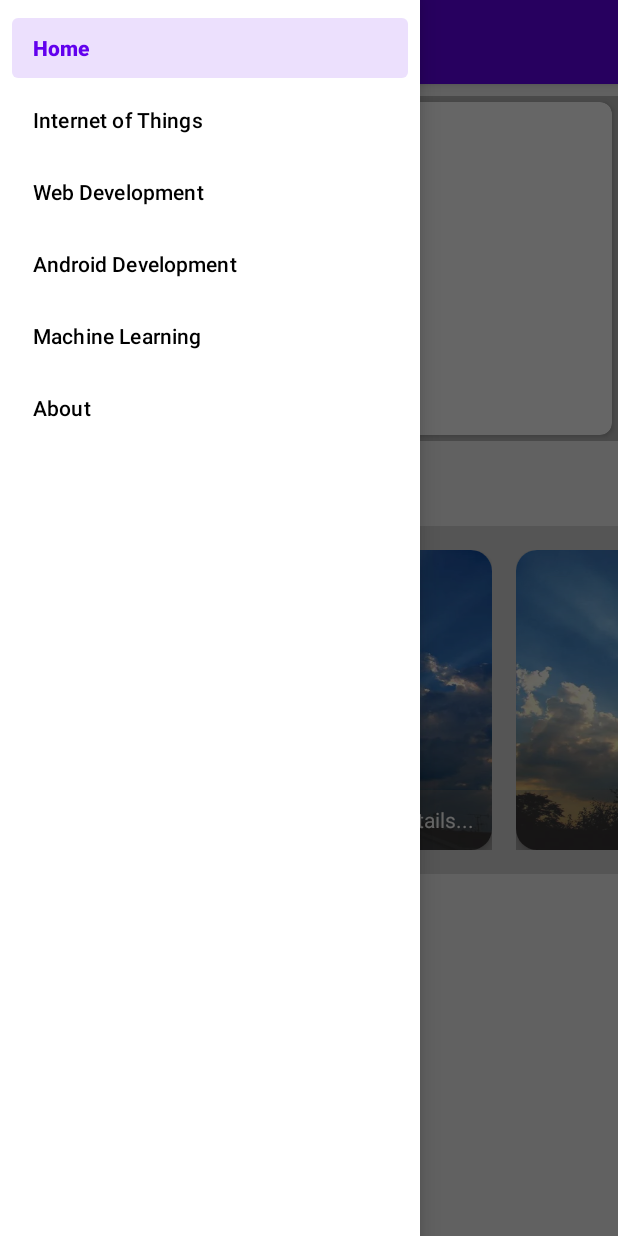
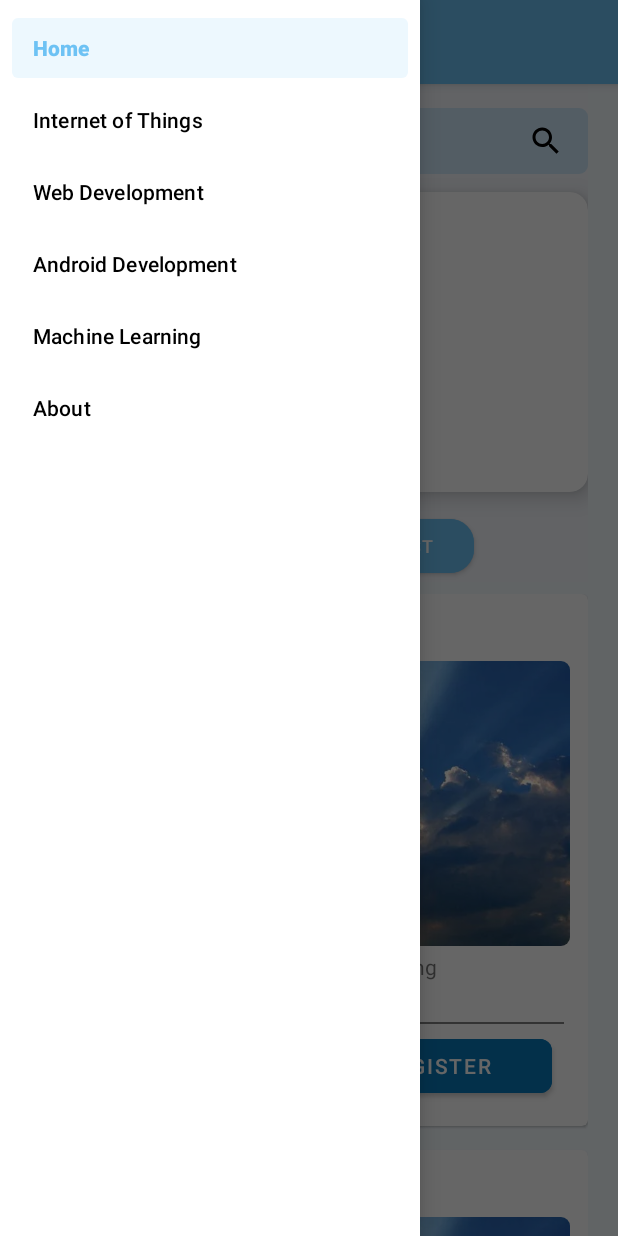
Before and after one commit to Innoreva-2k21/InnorevaResourceMaintainer-Android, an Android app: the screen it shows after launch (MainActivity), with the side drawer open, on a phone screen of 412 x 824 dp. Run offline under Robolectric (Android 15) with nearby library versions, the phone set to English and light mode, and no system bars; our stand-ins replace navigation-ui; libraries missing offline, so code that uses them is left out: com.denzcoskun.imageslider; 5 statements that could not run were skipped.

Commit message:
Updated home fragment and modified app colours

```diff
--- a/app/src/main/java/com/example/innorevaresourcemanager/ui/HomeModule/HomeFragment.java
+++ b/app/src/main/java/com/example/innorevaresourcemanager/ui/HomeModule/HomeFragment.java
@@ -14,7 +14,7 @@ import android.view.ViewGroup;
 import com.denzcoskun.imageslider.constants.ScaleTypes;
 import com.denzcoskun.imageslider.models.SlideModel;
 import com.example.innorevaresourcemanager.databinding.FragmentHomeBinding;
-import com.example.innorevaresourcemanager.ui.HomeModule.adapters.UpcomingAdapter;
+import com.example.innorevaresourcemanager.ui.HomeModule.adapters.EventsAdapter;
 import com.example.innorevaresourcemanager.ui.HomeModule.models.UpcomingModel;
 
 import java.util.ArrayList;
@@ -22,7 +22,7 @@ import java.util.List;
 
 public class HomeFragment extends Fragment {
     FragmentHomeBinding binding;
-    UpcomingAdapter adapter;
+    EventsAdapter adapter;
     List<UpcomingModel> list;
 
 
@@ -52,9 +52,13 @@ public class HomeFragment extends Fragment {
         list.add(new UpcomingModel("","Event1","event", "1"));
         list.add(new UpcomingModel("","Event1","event", "1"));
         list.add(new UpcomingModel("","Event1","event", "1"));
-        adapter = new UpcomingAdapter(getContext(), list);
+        list.add(new UpcomingModel("","Event1","event", "1"));
+        list.add(new UpcomingModel("","Event1","event", "1"));
+        list.add(new UpcomingModel("","Event1","event", "1"));
 
-        binding.upcomingRv.setLayoutManager(new LinearLayoutManager(getContext(), LinearLayoutManager.HORIZONTAL, false));
+        adapter = new EventsAdapter(getContext(), list);
+
+        binding.upcomingRv.setLayoutManager(new LinearLayoutManager(getContext(), LinearLayoutManager.VERTICAL, false));
         binding.upcomingRv.setAdapter(adapter);
 
     }
--- a/app/src/main/java/com/example/innorevaresourcemanager/ui/HomeModule/adapters/UpcomingAdapter.java
+++ b/app/src/main/java/com/example/innorevaresourcemanager/ui/HomeModule/adapters/EventsAdapter.java
@@ -13,26 +13,26 @@ import com.example.innorevaresourcemanager.ui.HomeModule.models.UpcomingModel;
 
 import java.util.List;
 
-public class UpcomingAdapter extends RecyclerView.Adapter<UpcomingAdapter.viewHolder> {
+public class EventsAdapter extends RecyclerView.Adapter<EventsAdapter.viewHolder> {
 
     Context context;
     List<UpcomingModel> list;
 
-    public UpcomingAdapter(Context context, List<UpcomingModel> list) {
+    public EventsAdapter(Context context, List<UpcomingModel> list) {
         this.context = context;
         this.list = list;
     }
 
     @NonNull
     @Override
-    public UpcomingAdapter.viewHolder onCreateViewHolder(@NonNull ViewGroup parent, int viewType) {
-        View view= LayoutInflater.from(context).inflate(R.layout.upcoming_card_item,parent,false);
+    public EventsAdapter.viewHolder onCreateViewHolder(@NonNull ViewGroup parent, int viewType) {
+        View view= LayoutInflater.from(context).inflate(R.layout.event_card_item,parent,false);
 
         return new viewHolder(view);
     }
 
     @Override
-    public void onBindViewHolder(@NonNull UpcomingAdapter.viewHolder holder, int position) {
+    public void onBindViewHolder(@NonNull EventsAdapter.viewHolder holder, int position) {
 
     }
 
--- /dev/null
+++ b/app/src/main/res/drawable/ic_search_24.xml
@@ -0,0 +1,5 @@
+<vector android:height="24dp" android:tint="#000000"
+    android:viewportHeight="24" android:viewportWidth="24"
+    android:width="24dp" xmlns:android="http://schemas.android.com/apk/res/android">
+    <path android:fillColor="@android:color/white" android:pathData="M15.5,14h-0.79l-0.28,-0.27C15.41,12.59 16,11.11 16,9.5 16,5.91 13.09,3 9.5,3S3,5.91 3,9.5 5.91,16 9.5,16c1.61,0 3.09,-0.59 4.23,-1.57l0.27,0.28v0.79l5,4.99L20.49,19l-4.99,-5zM9.5,14C7.01,14 5,11.99 5,9.5S7.01,5 9.5,5 14,7.01 14,9.5 11.99,14 9.5,14z"/>
+</vector>
--- /dev/null
+++ b/app/src/main/res/drawable/search_bg.xml
@@ -0,0 +1,5 @@
+<?xml version="1.0" encoding="utf-8"?>
+<shape xmlns:android="http://schemas.android.com/apk/res/android">
+    <corners android:radius="6dp"/>
+    <solid android:color="@color/blue_tint"/>
+</shape>
--- /dev/null
+++ b/app/src/main/res/layout/event_card_item.xml
@@ -0,0 +1,126 @@
+<?xml version="1.0" encoding="utf-8"?>
+<com.google.android.material.card.MaterialCardView xmlns:android="http://schemas.android.com/apk/res/android"
+    xmlns:app="http://schemas.android.com/apk/res-auto"
+    android:layout_width="match_parent"
+    android:layout_height="wrap_content"
+    android:background="@color/bg_tint"
+    android:layout_marginBottom="16dp">
+
+    <androidx.appcompat.widget.LinearLayoutCompat
+        android:layout_width="match_parent"
+        android:layout_height="wrap_content"
+        android:orientation="vertical"
+        android:padding="12dp">
+
+        <com.google.android.material.textview.MaterialTextView
+            android:layout_width="match_parent"
+            android:layout_height="wrap_content"
+            android:layout_marginBottom="8dp"
+            android:text="Title of Event"
+            android:textColor="@color/black"
+            android:textSize="18sp"
+            android:textStyle="bold"/>
+
+        <androidx.cardview.widget.CardView
+            android:layout_width="match_parent"
+            android:layout_height="wrap_content"
+            app:cardElevation="0dp"
+            app:cardCornerRadius="6dp">
+
+            <androidx.appcompat.widget.AppCompatImageView
+                android:layout_width="match_parent"
+                android:layout_height="190dp"
+                app:srcCompat="@drawable/img2"
+                android:scaleType="centerCrop" />
+        </androidx.cardview.widget.CardView>
+
+        <androidx.appcompat.widget.LinearLayoutCompat
+            android:layout_width="match_parent"
+            android:layout_height="wrap_content"
+            android:layout_marginTop="4dp">
+
+            <ImageView
+                android:layout_width="wrap_content"
+                android:layout_height="wrap_content"
+                android:layout_marginStart="4dp"/>
+
+            <androidx.appcompat.widget.AppCompatTextView
+                android:layout_width="wrap_content"
+                android:layout_height="wrap_content"
+                android:layout_marginStart="4dp"
+                android:text="Venue: "/>
+
+            <androidx.appcompat.widget.AppCompatTextView
+                android:layout_width="wrap_content"
+                android:layout_height="wrap_content"
+                android:layout_marginStart="4dp"
+                android:text="LHC106 New Academic Building"/>
+
+        </androidx.appcompat.widget.LinearLayoutCompat>
+
+        <androidx.appcompat.widget.LinearLayoutCompat
+            android:layout_width="match_parent"
+            android:layout_height="wrap_content"
+            android:layout_marginTop="4dp">
+
+            <ImageView
+                android:layout_width="wrap_content"
+                android:layout_height="wrap_content"
+                android:layout_marginStart="4dp"/>
+
+            <androidx.appcompat.widget.AppCompatTextView
+                android:layout_width="wrap_content"
+                android:layout_height="wrap_content"
+                android:layout_marginStart="4dp"
+                android:text="Date: "/>
+
+            <androidx.appcompat.widget.AppCompatTextView
+                android:layout_width="wrap_content"
+                android:layout_height="wrap_content"
+                android:layout_marginStart="4dp"
+                android:text="10/02/2023 6:00 PM"/>
+
+        </androidx.appcompat.widget.LinearLayoutCompat>
+
+        <View
+            android:layout_width="match_parent"
+            android:layout_height="1dp"
+            android:layout_marginTop="4dp"
+            android:layout_marginHorizontal="4dp"
+            android:background="@color/grey"/>
+
+        <androidx.appcompat.widget.LinearLayoutCompat
+            android:layout_width="match_parent"
+            android:layout_height="wrap_content"
+            android:layout_margin="4dp"
+            android:gravity="center">
+
+            <com.google.android.material.button.MaterialButton
+                android:layout_width="match_parent"
+                android:layout_height="wrap_content"
+                android:layout_weight="1"
+                android:layout_marginHorizontal="8dp"
+                app:cornerRadius="8dp"
+                android:paddingHorizontal="16dp"
+                android:text="View Details"
+                android:textSize="14dp"
+                android:backgroundTint="@color/denim_blue"/>
+
+            <com.google.android.material.button.MaterialButton
+                android:layout_width="match_parent"
+                android:layout_height="wrap_content"
+                android:layout_weight="1"
+                android:layout_marginHorizontal="8dp"
+                app:cornerRadius="8dp"
+                android:text="Register"
+                android:textSize="14dp"
+                android:backgroundTint="@color/dark_blue"/>
+
+        </androidx.appcompat.widget.LinearLayoutCompat>
+
+
+    </androidx.appcompat.widget.LinearLayoutCompat>
+
+
+
+</com.google.android.material.card.MaterialCardView>
--- a/app/src/main/res/layout/upcoming_card_item.xml
+++ /dev/null
@@ -1,48 +0,0 @@
-<?xml version="1.0" encoding="utf-8"?>
-<androidx.constraintlayout.widget.ConstraintLayout
-    xmlns:android="http://schemas.android.com/apk/res/android"
-    android:layout_width="wrap_content"
-    android:layout_height="wrap_content"
-    android:layout_marginVertical="16dp"
-    android:layout_marginHorizontal="8dp"
-    xmlns:app="http://schemas.android.com/apk/res-auto">
-
-    <androidx.cardview.widget.CardView
-        android:id="@+id/slider_layout"
-        android:layout_width="320dp"
-        android:layout_height="200dp"
-        android:background="#17808080"
-        app:cardCornerRadius="14dp"
-        app:layout_constraintEnd_toEndOf="parent"
-        app:layout_constraintStart_toStartOf="parent"
-        app:layout_constraintTop_toTopOf="parent">
-
-        <androidx.appcompat.widget.AppCompatImageView
-            android:layout_width="match_parent"
-            android:layout_height="match_parent"
-            app:srcCompat="@drawable/img2"
-            android:scaleType="fitXY"/>
-
-    </androidx.cardview.widget.CardView>
-
-    <androidx.appcompat.widget.LinearLayoutCompat
-        android:layout_width="0dp"
-        android:layout_height="40dp"
-        android:gravity="end|center_vertical"
-        android:elevation="3dp"
-        android:background="#75716F6F"
-        app:layout_constraintBottom_toBottomOf="@+id/slider_layout"
-        app:layout_constraintEnd_toEndOf="@+id/slider_layout"
-        app:layout_constraintStart_toStartOf="@+id/slider_layout">
-
-        <androidx.appcompat.widget.AppCompatTextView
-            android:layout_width="wrap_content"
-            android:layout_height="wrap_content"
-            android:text="View details..."
-            android:textColor="@color/white"
-            android:textSize="14sp"
-            android:layout_marginEnd="12dp"/>
-
-    </androidx.appcompat.widget.LinearLayoutCompat>
-
-</androidx.constraintlayout.widget.ConstraintLayout>
--- a/app/src/main/res/values/colors.xml
+++ b/app/src/main/res/values/colors.xml
@@ -1,5 +1,13 @@
 <?xml version="1.0" encoding="utf-8"?>
 <resources>
+
+    <color name="dark_blue">#0878BA</color>
+    <color name="denim_blue">#6DC2F4</color>
+    <color name="denim_blue_light">#8FCEF3</color>
+    <color name="blue_tint">#4061BDF1</color>
+    <color name="bg_tint">#1A97D0F1</color>
+    <color name="grey">#808080</color>
+
     <color name="purple_200">#FFBB86FC</color>
     <color name="purple_500">#FF6200EE</color>
     <color name="purple_700">#FF3700B3</color>
--- a/app/src/main/res/values/themes.xml
+++ b/app/src/main/res/values/themes.xml
@@ -2,12 +2,12 @@
     <!-- Base application theme. -->
     <style name="Theme.InnorevaResourceManager" parent="Theme.MaterialComponents.DayNight.DarkActionBar">
         <!-- Primary brand color. -->
-        <item name="colorPrimary">@color/purple_500</item>
-        <item name="colorPrimaryVariant">@color/purple_700</item>
+        <item name="colorPrimary">@color/denim_blue</item>
+        <item name="colorPrimaryVariant">@color/denim_blue</item>
         <item name="colorOnPrimary">@color/white</item>
         <!-- Secondary brand color. -->
-        <item name="colorSecondary">@color/teal_200</item>
-        <item name="colorSecondaryVariant">@color/teal_700</item>
+        <item name="colorSecondary">@color/denim_blue_light</item>
+        <item name="colorSecondaryVariant">@color/blue_tint</item>
         <item name="colorOnSecondary">@color/black</item>
         <!-- Status bar color. -->
         <item name="android:statusBarColor">?attr/colorPrimaryVariant</item>
```
Also changed, not shown: app/src/main/res/layout/fragment_home.xml (+93 -52 lines).
